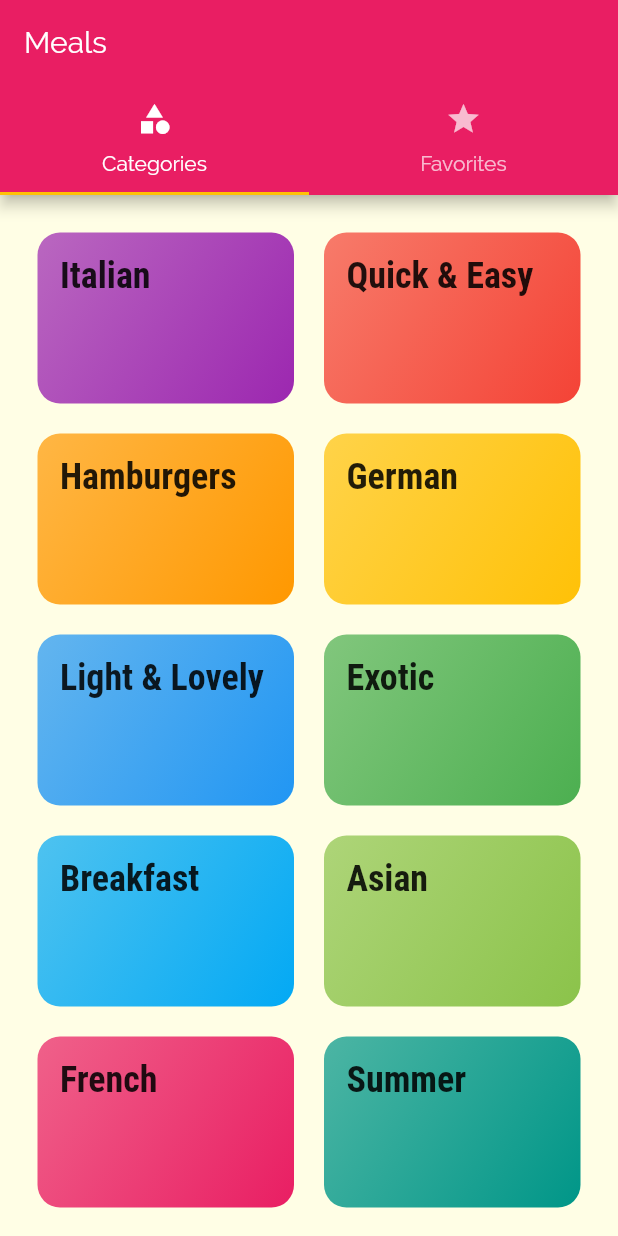
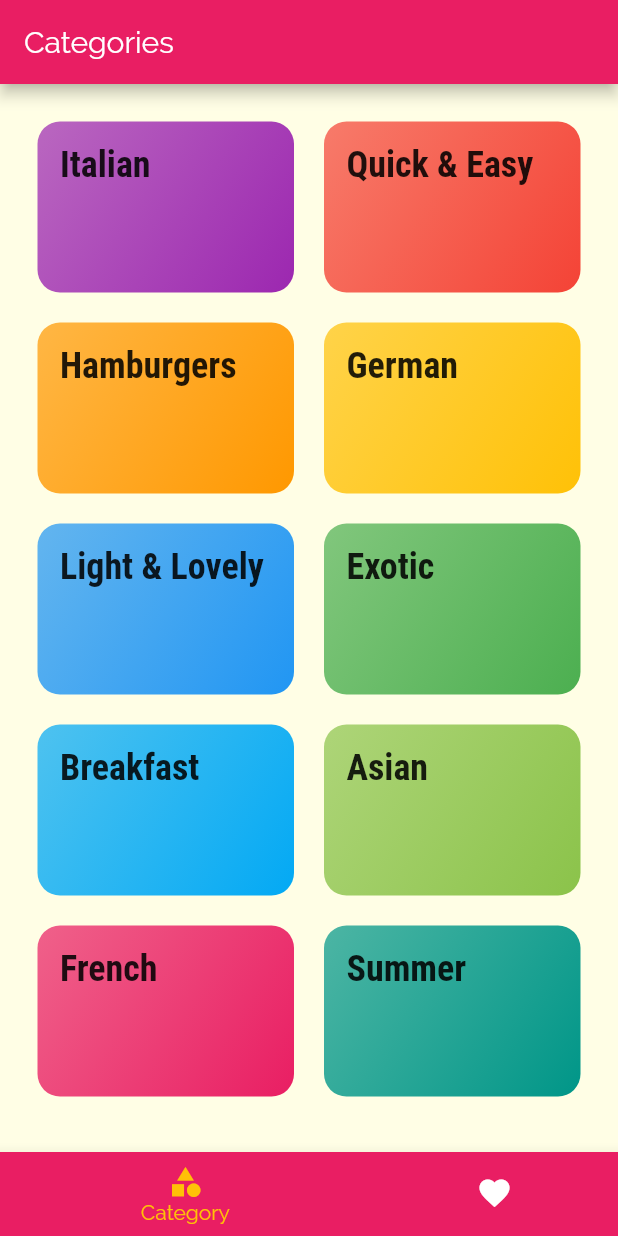
Before and after one commit to abdulmuttaleb/flutter_delhi_meals, a Flutter app: the screen it shows after launch, on a phone screen of 412 x 824 dp. Run offline on Flutter 3.47's test engine with Material 2 defaults, Android fonts, the phone set to English and light mode, and no system bars.

```diff
--- a/lib/screens/tabs_screen.dart
+++ b/lib/screens/tabs_screen.dart
@@ -9,32 +9,43 @@ class TabsScreen extends StatefulWidget {
 }
 
 class _TabsScreenState extends State<TabsScreen> {
+  List<Map<String, Object>> _pages = [
+    {'page': CategoriesScreen(), 'title': 'Categories'},
+    {'page': FavoritesScreen(), 'title': 'Your Favorites'}
+  ];
+
+  int _selectedPageIndex = 0;
+
+  void _selectPage(int index) {
+    setState(() {
+      _selectedPageIndex = index;
+    });
+  }
+
   @override
   Widget build(BuildContext context) {
-    return DefaultTabController(
-      length: 2,
-      child: Scaffold(
-        appBar: AppBar(
-          title: Text('Meals'),
-          bottom: TabBar(
-            tabs: <Widget>[
-              Tab(
-                icon: Icon(Icons.category),
-                text: 'Categories',
-              ),
-              Tab(
-                icon: Icon(Icons.star),
-                text: 'Favorites',
-              )
-            ],
-          ),
-        ),
-        body: TabBarView(
-          children: <Widget>[
-            CategoriesScreen(),
-            FavoritesScreen()
-          ],
-        ),
+    return Scaffold(
+      appBar: AppBar(
+        title: Text(_pages[_selectedPageIndex]['title']),
+      ),
+      body: _pages[_selectedPageIndex]['page'],
+      bottomNavigationBar: BottomNavigationBar(
+        backgroundColor: Theme.of(context).primaryColor,
+        unselectedItemColor: Colors.white,
+        selectedItemColor: Theme.of(context).accentColor,
+        currentIndex: _selectedPageIndex,
+        type: BottomNavigationBarType.shifting,
+        onTap: _selectPage,
+        items: [
+          BottomNavigationBarItem(
+              backgroundColor: Theme.of(context).primaryColor,
+              icon: Icon(Icons.category),
+              title: Text('Category')),
+          BottomNavigationBarItem(
+              backgroundColor: Theme.of(context).primaryColor,
+              icon: Icon(Icons.favorite),
+              title: Text('Favorite'))
+        ],
       ),
     );
   }
```
